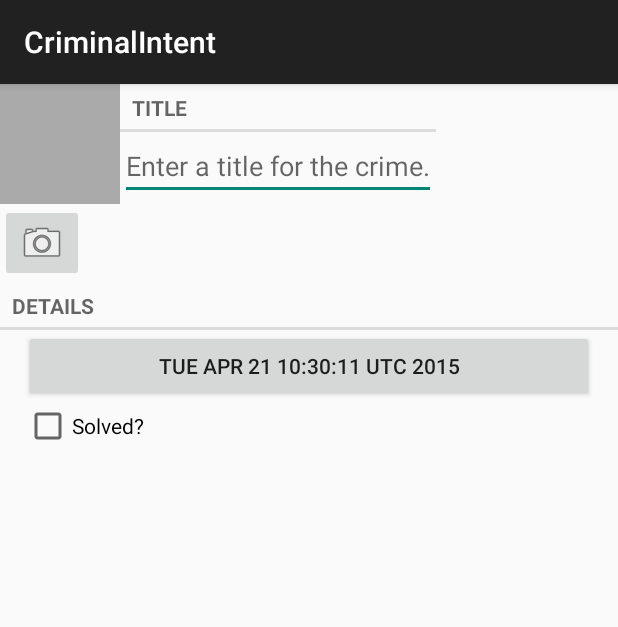
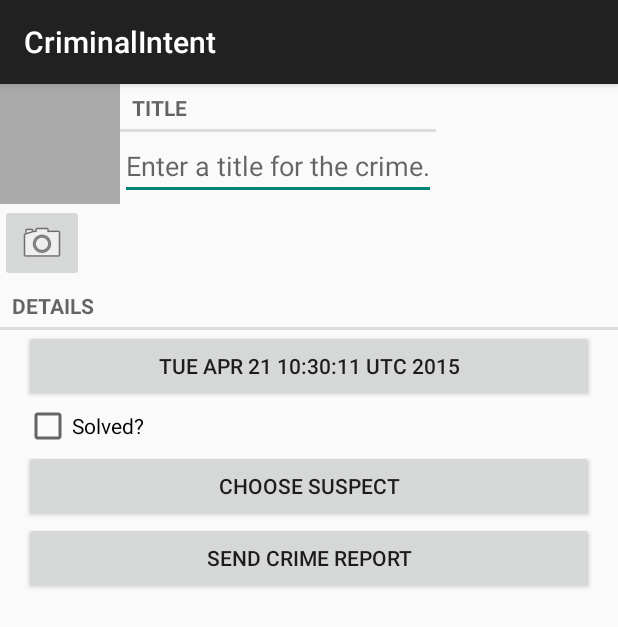
Before and after one commit to TinfoilxD/NerdRanchTutorials, an Android app: the screen it shows after launch (CrimePagerActivity), in the options menu, after a tap on "New Crime", on a phone screen of 412 x 824 dp. Shown: the top 627 px of the screen. Run offline under Robolectric (Android 15) with nearby library versions, the phone set to English and light mode, and no system bars; libraries missing offline, so code that uses them is left out: android.support.v7.

Commit message:
added implicit intents for suspectButton and reportButton

```diff
--- a/CriminalIntent/app/src/main/java/tinfoilxd/criminalintent/Crime.java
+++ b/CriminalIntent/app/src/main/java/tinfoilxd/criminalintent/Crime.java
@@ -14,6 +14,7 @@ public class Crime
     private static final String JSON_DATE = "date";
     private static final String JSON_SOLVED = "solved";
     private static final String JSON_PHOTO = "photo";
+    private static final String JSON_SUSPECT = "suspect";
 
     //member variables: they contain the properties for an individual crime
     private UUID mId;
@@ -21,6 +22,7 @@ public class Crime
     private Date mDate;
     private boolean mSolved;
     private Photo mPhoto;
+    private String mSuspect;
 
     public Crime()
     {
@@ -39,6 +41,10 @@ public class Crime
         if(json.has(JSON_PHOTO))
         {
             mPhoto = new Photo(json.getJSONObject(JSON_PHOTO));
+        }
+        if(json.has(JSON_SUSPECT))
+        {
+            mSuspect = json.getString(JSON_SUSPECT);
         }
     }
 
@@ -86,6 +92,7 @@ public class Crime
         json.put(JSON_DATE, mDate.getTime());
         if(mPhoto != null)
             json.put(JSON_PHOTO,mPhoto.toJSON());
+        json.put(JSON_SUSPECT,mSuspect);
         return json;
     }
 
@@ -99,6 +106,16 @@ public class Crime
         this.mPhoto = mPhoto;
     }
 
+    public String getSuspect()
+    {
+        return mSuspect;
+    }
+
+    public void setSuspect(String mSuspect)
+    {
+        this.mSuspect = mSuspect;
+    }
+
     public String toString()
     {
         return mTitle;
--- a/CriminalIntent/app/src/main/java/tinfoilxd/criminalintent/CrimeFragment.java
+++ b/CriminalIntent/app/src/main/java/tinfoilxd/criminalintent/CrimeFragment.java
@@ -4,11 +4,13 @@ import android.annotation.TargetApi;
 import android.app.Activity;
 import android.content.Intent;
 import android.content.pm.PackageManager;
+import android.database.Cursor;
 import android.graphics.drawable.BitmapDrawable;
 import android.hardware.Camera;
 import android.net.Uri;
 import android.os.Build;
 import android.os.Bundle;
+import android.provider.ContactsContract;
 import android.support.annotation.Nullable;
 import android.support.v4.app.Fragment;
 import android.support.v4.app.FragmentManager;
@@ -17,6 +19,7 @@ import android.support.v7.app.ActionBar;
 import android.support.v7.app.ActionBarActivity;
 import android.text.Editable;
 import android.text.TextWatcher;
+import android.text.format.DateFormat;
 import android.util.Log;
 import android.view.LayoutInflater;
 import android.view.MenuItem;
@@ -41,14 +44,17 @@ public class CrimeFragment extends Fragment
     public static final String DIALOG_DATE = "date";
     public static final String DIALOG_IMAGE = "image";
 
-    public static final int REQUEST_DATE = 0;
-    public static final int REQUEST_PHOTO = 1;
+    private static final int REQUEST_DATE = 0;
+    private static final int REQUEST_PHOTO = 1;
+    private static final int REQUEST_CONTACT = 2;
 
     private Crime mCrime;
     private EditText mTitleField;
     private Button mDateButton;
     private CheckBox mSolvedCheckBox;
     private ImageButton mPhotoButton;
+    private Button mSuspectButton;
+    private Button mReportButton;
     private ImageView mPhotoView;
 
     public static CrimeFragment newInstance(UUID crimeId)
@@ -176,6 +182,45 @@ public class CrimeFragment extends Fragment
                 ImageFragment.newInstance(path).show(fm, DIALOG_IMAGE);
             }
         });
+
+
+        //setup listeners for choose suspect and getreport
+        mReportButton = (Button)v.findViewById(R.id.crime_reportButton);
+        mReportButton.setOnClickListener(new View.OnClickListener()
+        {
+
+            @Override
+            public void onClick(View v)
+            {
+
+                //creates implicit Intent. User chooses program that handles the Intent.
+                Intent i = new Intent(Intent.ACTION_SEND);
+                i.setType("text/plain");
+                //follows Map object rules: key, text
+                i.putExtra(Intent.EXTRA_TEXT, getCrimeReport());
+                i.putExtra(Intent.EXTRA_SUBJECT, getString(R.string.crime_report_subject));
+                //titles chooser
+                i = Intent.createChooser(i, getString(R.string.send_report));
+
+                startActivity(i);
+            }
+        });
+        mSuspectButton = (Button)v.findViewById(R.id.crime_suspectButton);
+        mSuspectButton.setOnClickListener(new View.OnClickListener()
+        {
+            @Override
+            public void onClick(View v)
+            {
+                Intent i = new Intent(Intent.ACTION_PICK, ContactsContract.Contacts.CONTENT_URI);
+                startActivityForResult(i, REQUEST_CONTACT);
+            }
+        });
+
+        if(mCrime.getSuspect() != null)
+        {
+            mSuspectButton.setText(mCrime.getSuspect());
+        }
+
         //returns the fragment view for the activity to add
         return v;
     }
@@ -242,6 +287,27 @@ public class CrimeFragment extends Fragment
                 showPhoto();
             }
         }
+        else if(requestCode == REQUEST_CONTACT)
+        {
+            Uri contactUri = data.getData();
+
+            //not sure what this line does
+            String[] queryFields = new String[]{ContactsContract.Contacts.DISPLAY_NAME};
+
+            Cursor c = getActivity().getContentResolver().query(contactUri,queryFields,null,null,null);
+
+            if(c.getCount() == 0)
+            {
+                c.close();
+                return;
+            }
+
+            c.moveToFirst();
+            String suspect = c.getString(0);
+            mCrime.setSuspect(suspect);
+            mSuspectButton.setText(suspect);
+            c.close();
+        }
     }
 
     @Override
@@ -250,4 +316,31 @@ public class CrimeFragment extends Fragment
         super.onPause();
         CrimeLab.get(getActivity()).saveCrimes();
     }
+
+    private String getCrimeReport()
+    {
+        String solvedString = null;
+        if(mCrime.isSolved())
+        {
+            solvedString = getString(R.string.crime_report_solved);
+        }
+        else
+        {
+            solvedString = getString(R.string.crime_report_unsolved);
+        }
+        String dateFormat = "EEE, MMM dd";
+        String dateString = DateFormat.format(dateFormat, mCrime.getDate()).toString();
+
+        String suspect = mCrime.getSuspect();
+        if(suspect == null)
+        {
+            suspect = getString(R.string.crime_report_no_suspect);
+        }
+        else
+        {
+            suspect = getString(R.string.crime_report_suspect, suspect);
+        }
+        String report = getString(R.string.crime_report, mCrime.getTitle(), dateString, solvedString, suspect);
+        return report;
+    }
 }
--- a/CriminalIntent/app/src/main/res/layout-land/fragment_crime.xml
+++ b/CriminalIntent/app/src/main/res/layout-land/fragment_crime.xml
@@ -72,4 +72,22 @@
 />
 
     </LinearLayout>
+    <LinearLayout
+        android:layout_width="match_parent"
+        android:layout_height="wrap_content"
+        android:orientation="horizontal">
+
+        <Button
+            android:id="@+id/crime_suspectButton"
+            android:layout_width="wrap_content"
+            android:layout_height="wrap_content"
+            android:layout_weight="1"
+            android:text="@string/crime_suspect_text"/>
+        <Button
+            android:id="@+id/crime_reportButton"
+            android:layout_width="wrap_content"
+            android:layout_height="wrap_content"
+            android:layout_weight="1"
+            android:text="@string/crime_report_text"/>
+        </LinearLayout>
 </LinearLayout>
--- a/CriminalIntent/app/src/main/res/layout/fragment_crime.xml
+++ b/CriminalIntent/app/src/main/res/layout/fragment_crime.xml
@@ -63,5 +63,18 @@
         android:text="@string/crime_solved_label"
         android:layout_marginLeft="16dp"
         android:layout_marginRight="16dp"/>
-
+    <Button
+        android:id="@+id/crime_suspectButton"
+        android:layout_width="match_parent"
+        android:layout_height="wrap_content"
+        android:layout_marginLeft="16dp"
+        android:layout_marginRight="16dp"
+        android:text="@string/crime_suspect_text"/>
+    <Button
+        android:id="@+id/crime_reportButton"
+        android:layout_width="match_parent"
+        android:layout_height="wrap_content"
+        android:layout_marginLeft="16dp"
+        android:layout_marginRight="16dp"
+        android:text="@string/crime_report_text"/>
 </LinearLayout>
--- a/CriminalIntent/app/src/main/res/values/strings.xml
+++ b/CriminalIntent/app/src/main/res/values/strings.xml
@@ -16,4 +16,13 @@
     <string name="subtitle">If you see something, say something</string>
     <string name="delete_crime">Delete</string>
     <string name="take">Take!</string>
+    <string name="crime_suspect_text">Choose Suspect</string>
+    <string name="crime_report_text">Send Crime Report</string>
+    <string name="crime_report">%1$s! The crime was discovered on %2$s, %3$s, and %4$s</string>
+    <string name="crime_report_solved">The case is solved</string>
+    <string name="crime_report_unsolved">The case is not solved</string>
+    <string name="crime_report_no_suspect">There is no suspect</string>
+    <string name="crime_report_suspect">The suspect is %s.</string>
+    <string name="crime_report_subject">CriminalIntent Crime Report</string>
+    <string name="send_report">Send crime report via</string>
 </resources>
```
